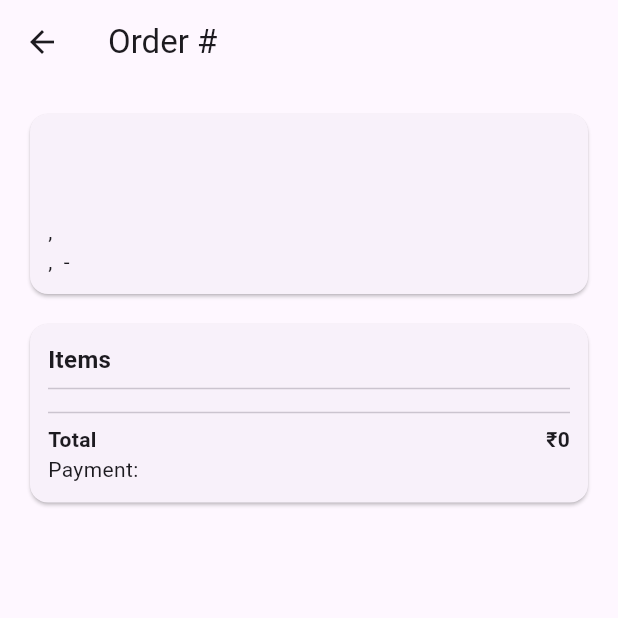
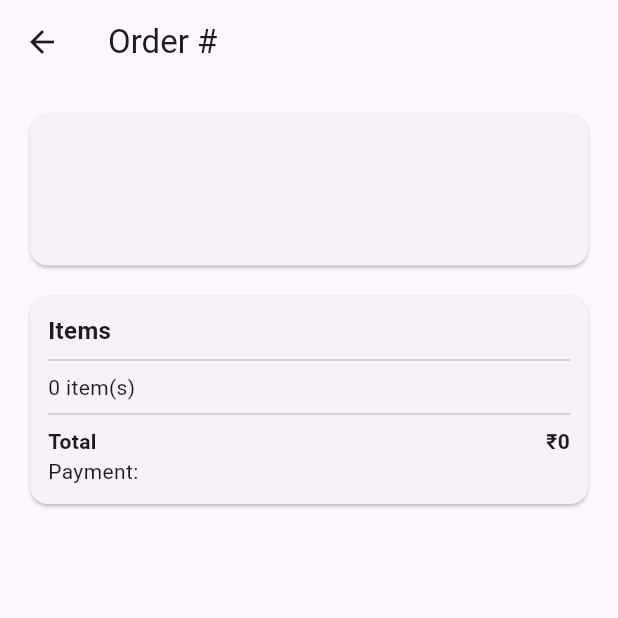
Before and after one commit to gujaratharva021-lgtm/ecommerce-backend, a Flutter app: the OrderDetailScreen screen opened directly with empty values, on a phone screen of 412 x 824 dp, the top half of it. Run offline on Flutter 3.47's test engine with Material 3 defaults, Android fonts, the phone set to English and light mode, and no system bars; our stand-ins replace geolocator, shared_preferences; accounts and stored records are empty.

Commit message:
Fix Flutter delivery app: order_id field mismatch and flat address/items response parsing

```diff
--- a/delivery_app/lib/screens/order_detail_screen.dart
+++ b/delivery_app/lib/screens/order_detail_screen.dart
@@ -26,7 +26,7 @@ class _OrderDetailScreenState extends State<OrderDetailScreen> {
       _error = null;
     });
     try {
-      final data = await ApiService.markShipped(_order['id']);
+      final data = await ApiService.markShipped(_order['order_id']);
       setState(() {
         _order = data['order'];
         _loading = false;
@@ -45,7 +45,7 @@ class _OrderDetailScreenState extends State<OrderDetailScreen> {
       _error = null;
     });
     try {
-      final data = await ApiService.confirmDelivery(_order['id']);
+      final data = await ApiService.confirmDelivery(_order['order_id']);
       setState(() {
         _order = data['order'];
         _loading = false;
@@ -60,12 +60,14 @@ class _OrderDetailScreenState extends State<OrderDetailScreen> {
 
   @override
   Widget build(BuildContext context) {
-    final address = _order['address'] ?? {};
-    final items = (_order['items'] ?? []) as List<dynamic>;
     final status = _order['status'] ?? '';
+    final deliveryAddress = _order['delivery_address'] ?? '';
+    final customerName = _order['customer_name'] ?? '';
+    final customerPhone = _order['customer_phone'] ?? '';
+    final itemCount = _order['item_count'] ?? 0;
 
     return Scaffold(
-      appBar: AppBar(title: Text('Order #${_order['id']}')),
+      appBar: AppBar(title: Text('Order #${_order['order_id']}')),
       body: ListView(
         padding: const EdgeInsets.all(16),
         children: [
@@ -76,14 +78,13 @@ class _OrderDetailScreenState extends State<OrderDetailScreen> {
                 crossAxisAlignment: CrossAxisAlignment.start,
                 children: [
                   Text(
-                    address['full_name'] ?? '',
+                    customerName,
                     style: const TextStyle(fontWeight: FontWeight.bold, fontSize: 16),
                   ),
                   const SizedBox(height: 4),
-                  Text(address['phone'] ?? ''),
+                  Text(customerPhone),
                   const SizedBox(height: 8),
-                  Text('${address['line1'] ?? ''}, ${address['line2'] ?? ''}'),
-                  Text('${address['city'] ?? ''}, ${address['state'] ?? ''} - ${address['pincode'] ?? ''}'),
+                  Text(deliveryAddress),
                 ],
               ),
             ),
@@ -97,26 +98,14 @@ class _OrderDetailScreenState extends State<OrderDetailScreen> {
                 children: [
                   const Text('Items', style: TextStyle(fontWeight: FontWeight.bold, fontSize: 16)),
                   const Divider(),
-                  ...items.map((item) {
-                    final product = item['product'] ?? {};
-                    return Padding(
-                      padding: const EdgeInsets.symmetric(vertical: 4),
-                      child: Row(
-                        mainAxisAlignment: MainAxisAlignment.spaceBetween,
-                        children: [
-                          Text('${product['name'] ?? ''} x${item['quantity']}'),
-                          Text('₹${item['price']}'),
-                        ],
-                      ),
-                    );
-                  }),
+                  Text('$itemCount item(s)'),
                   const Divider(),
                   Row(
                     mainAxisAlignment: MainAxisAlignment.spaceBetween,
                     children: [
                       const Text('Total', style: TextStyle(fontWeight: FontWeight.bold)),
                       Text(
-                        '₹${_order['total_amount']}',
+                        '\u20B9${_order['total_amount']}',
                         style: const TextStyle(fontWeight: FontWeight.bold),
                       ),
                     ],
@@ -152,7 +141,7 @@ class _OrderDetailScreenState extends State<OrderDetailScreen> {
             )
           else if (status == 'delivered')
             const Center(
-              child: Text('✅ Delivered', style: TextStyle(color: Colors.green, fontSize: 18)),
+              child: Text('Delivered', style: TextStyle(color: Colors.green, fontSize: 18)),
             ),
         ],
       ),
--- a/delivery_app/lib/screens/orders_screen.dart
+++ b/delivery_app/lib/screens/orders_screen.dart
@@ -303,7 +303,7 @@ class _OrdersScreenState extends State<OrdersScreen> {
                                                 mainAxisAlignment: MainAxisAlignment.spaceBetween,
                                                 children: [
                                                   Text(
-                                                    'Order #${order['id']}',
+                                                    'Order #${order['order_id']}',
                                                     style: const TextStyle(fontSize: 15, fontWeight: FontWeight.w700),
                                                   ),
                                                   Container(
```
